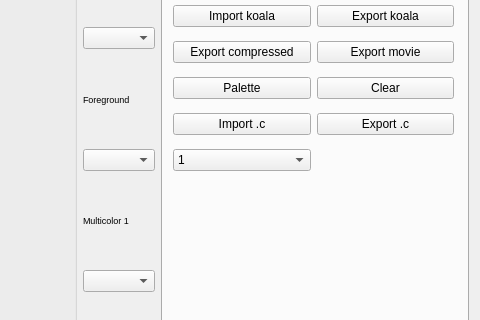
Above: source/trsedocuments/formimageeditor.ui from leuat/TRSE before the change; both pictures show x 653 to 1133 and y 122 to 442 of the 1133 by 600 pixel window. Below: the same form after it.
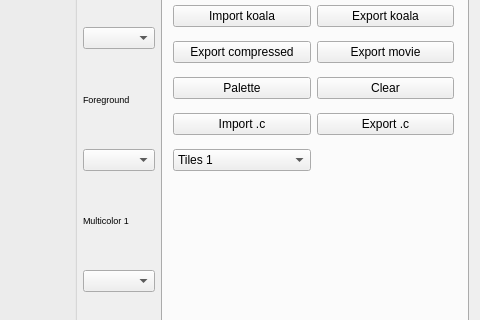
That is the form after the change. Custom widgets are drawn as their Qt base class.

```diff
--- a/source/trsedocuments/formimageeditor.ui
+++ b/source/trsedocuments/formimageeditor.ui
@@ -196,7 +196,7 @@
            <widget class="QComboBox" name="cmbNesPalette">
             <item>
              <property name="text">
-              <string>1</string>
+              <string>Tiles 1</string>
              </property>
             </item>
             <item>
```
Left out of the diff: 12 changed lines with no effect on the pictures.
